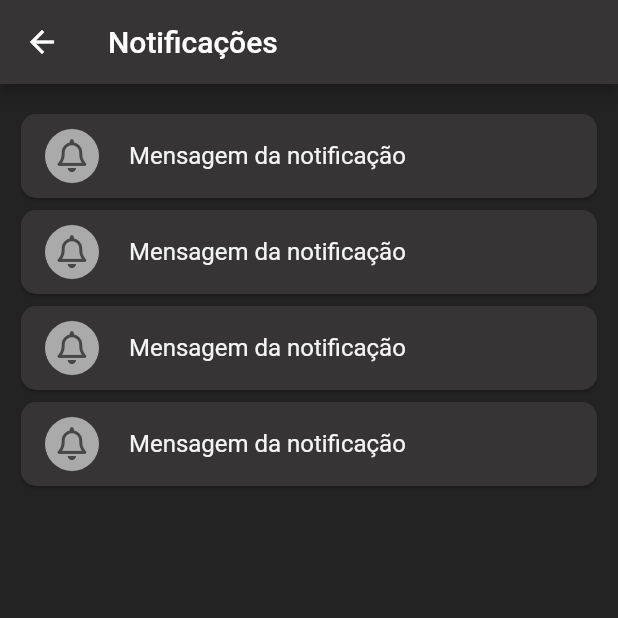
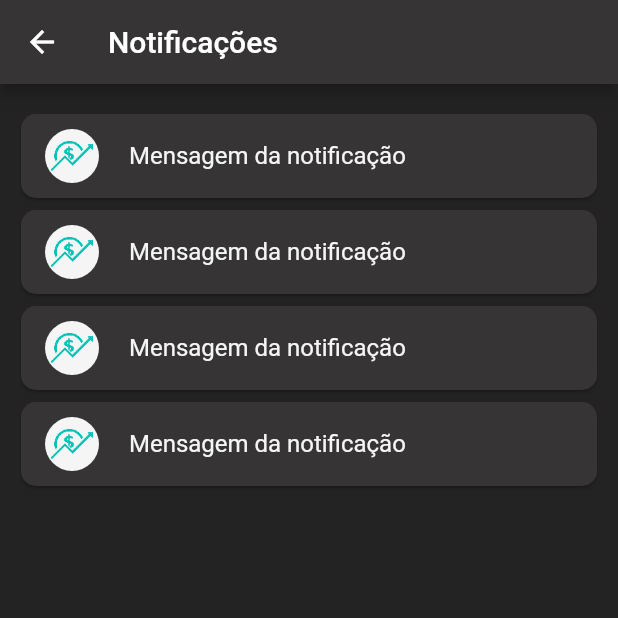
Before and after one commit to TiagoBruckmann/orgalive, a Flutter app: the Notifications screen opened directly, on a phone screen of 412 x 824 dp, the top half of it. Run offline on Flutter 3.47's test engine with Material 2 defaults, Android fonts, the phone set to English and light mode, and no system bars; our stand-ins replace calendar_timeline, cloud_firestore, connectivity_plus, firebase_analytics, firebase_auth, firebase_core and 9 more; missing offline and left inert: find_dropdown, firebase_performance, graphic; accounts and stored records are empty; generated files the repository leaves out were written again.

Commit message:
feat: images, bugs releases, notifications image

```diff
--- a/lib/screens/login/email.dart
+++ b/lib/screens/login/email.dart
@@ -11,6 +11,7 @@ import 'package:provider/provider.dart';
 // import dos modelos
 import 'package:orgalive/model/core/firebase/model_firebase.dart';
 import 'package:orgalive/model/core/styles/orgalive_colors.dart';
+import 'package:orgalive/model/core/styles/app_images.dart';
 import 'package:orgalive/model/model_users.dart';
 
 // import das telas
@@ -200,12 +201,10 @@ class _EmailState extends State<Email> {
                 children: [
 
                   // logo
-                  /*
                   Image.asset(
                     AppImages.logo,
                     width: 250,
                   ),
-                  */
 
                   // email
                   Padding(
--- a/lib/screens/login/login_options.dart
+++ b/lib/screens/login/login_options.dart
@@ -155,8 +155,6 @@ class LoginOptions extends StatelessWidget {
               child: Column(
                 children: [
 
-                  // logo
-
                   // textos
                   ListTile(
                     title: Text(
--- a/lib/screens/profile/notifications.dart
+++ b/lib/screens/profile/notifications.dart
@@ -2,13 +2,13 @@
 import 'package:flutter/material.dart';
 
 // import dos pacotes
-import 'package:font_awesome_flutter/font_awesome_flutter.dart';
 import 'package:flutter_mobx/flutter_mobx.dart';
 import 'package:provider/provider.dart';
 
 // import dos modelos
 import 'package:orgalive/model/core/firebase/model_firebase.dart';
 import 'package:orgalive/model/core/styles/orgalive_colors.dart';
+import 'package:orgalive/model/core/styles/app_images.dart';
 
 // import das telas
 import 'package:orgalive/screens/widgets/loading_connection.dart';
@@ -77,18 +77,17 @@ class _NotificationsState extends State<Notifications> {
                       shape: RoundedRectangleBorder(
                         borderRadius: BorderRadius.circular( 10 ),
                       ),
-                      child: const ListTile(
+                      child: ListTile(
                         // no lugar do icone vai a logo do app
                         leading: CircleAvatar(
-                          backgroundColor: OrgaliveColors.darkGray,
+                          backgroundColor: OrgaliveColors.whiteSmoke,
                           radius: 18,
-                          child: FaIcon(
-                            FontAwesomeIcons.bell,
-                            color: OrgaliveColors.bossanova,
-                            size: 22,
+                          child: Image.asset(
+                            AppImages.logo,
+                            width: 30,
                           ),
                         ),
-                        title: Text(
+                        title: const Text(
                           "Mensagem da notificação",
                           style: TextStyle(
                             color: OrgaliveColors.whiteSmoke,
--- a/lib/screens/releases/widgets/body_future_releases.dart
+++ b/lib/screens/releases/widgets/body_future_releases.dart
@@ -108,7 +108,7 @@ class _BodyFutureReleasesState extends State<BodyFutureReleases> {
   _validateFields() {
 
     // valores
-    if ( _controllerExpense.text == "R\$ 0,00" || _controllerProfit.text == "R\$ 0,00" ) {
+    if ( _controllerExpense.text == "R\$ 0,00" && _controllerProfit.text == "R\$ 0,00" ) {
       CustomSnackBar(context, "Insira um valor válido", OrgaliveColors.redDefault);
     }
 
--- a/lib/screens/splash_screen.dart
+++ b/lib/screens/splash_screen.dart
@@ -96,7 +96,7 @@ class _SplashScreenState extends State<SplashScreen> {
         padding: const EdgeInsets.all(16),
         child: Center(
           child: Image.asset(
-            AppImages.logo,
+            AppImages.logo2,
             width: 200,
           ),
         ),
```
Also changed, not shown: lib/mobx/releases/release_mobx.dart (added, +50 -0 lines), lib/screens/dashboard/widget/app_bar_more_info.dart (+4 -3 lines), lib/screens/releases/releases.dart (+18 -31 lines), pubspec.yaml (+5 -5 lines), assets/img/logo.png (added), assets/img/logo2.png (added), lib/mobx/releases/release_mobx.g.dart (added), 10 other files.
